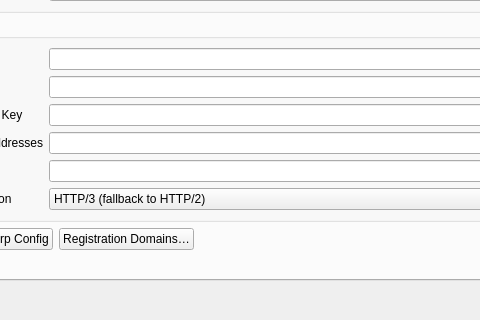
Old version of the form include/ui/setting/dialog_manage_routes.ui in the repository throneproj/Throne; both pictures show x 97 to 577 and y 280 to 600 of the 1057 by 600 pixel window.
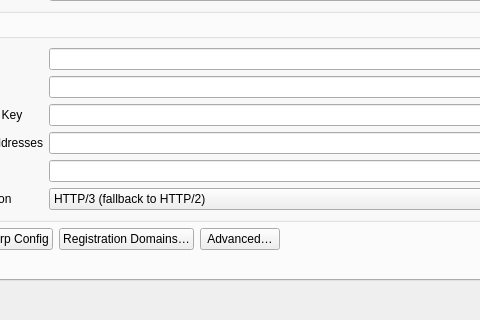
New version of the form. The open tabs and pages were chosen to show the change.

The edit to the form file:
```diff
--- a/include/ui/setting/dialog_manage_routes.ui
+++ b/include/ui/setting/dialog_manage_routes.ui
@@ -436,6 +436,19 @@
            </property>
           </widget>
          </item>
+         <item>
+          <widget class="QPushButton" name="warp_advanced_btn">
+           <property name="uiLevel" stdset="0">
+            <string notr="true">advanced</string>
+           </property>
+           <property name="toolTip">
+            <string>TLS fragmentation for WARP registration</string>
+           </property>
+           <property name="text">
+            <string>Advanced…</string>
+           </property>
+          </widget>
+         </item>
          <item>
           <spacer name="warp_autogen_spacer">
            <property name="orientation">
```
